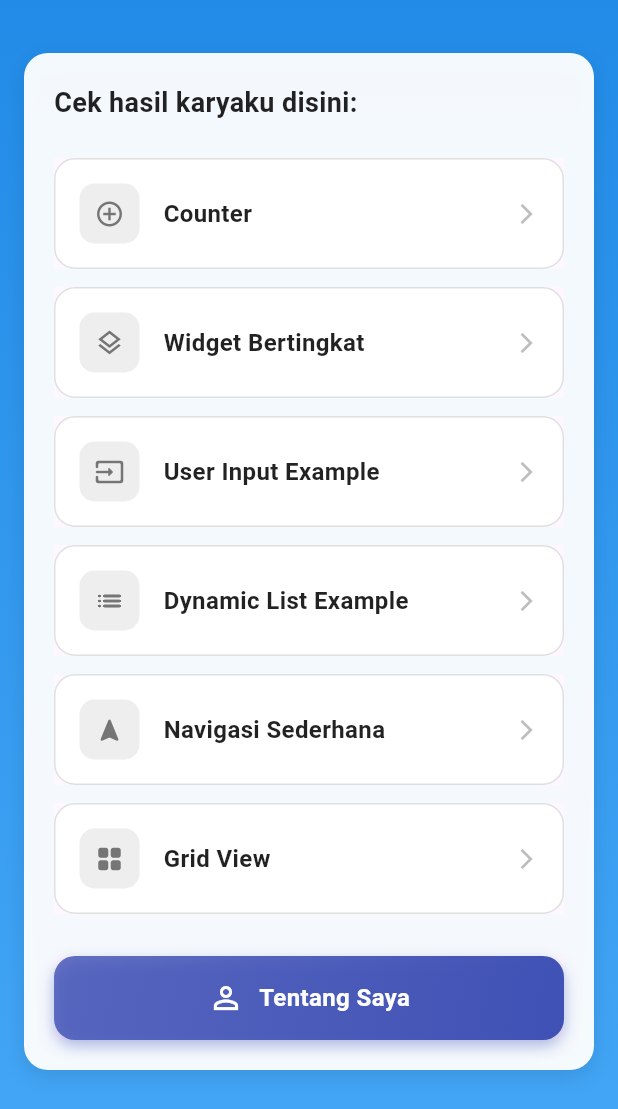
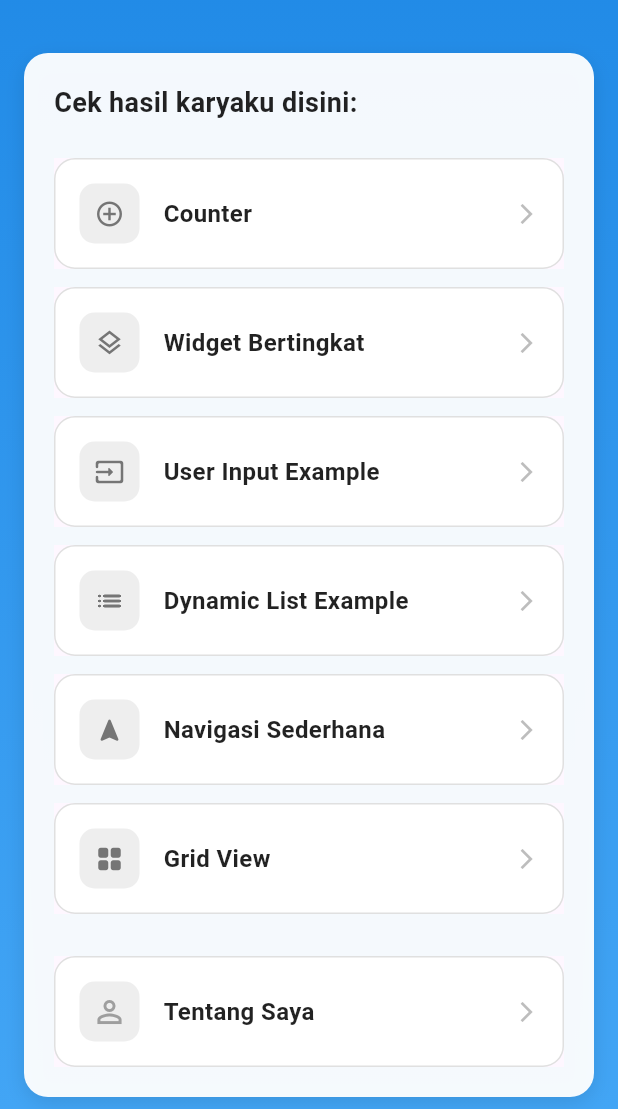
Before and after one commit to NabilahAsana/UTS-Praktikum-Pemrograman-Aplikasi-Bergerak, a Flutter app: the screen it shows after launch, on a phone screen of 412 x 824 dp, the part 127-1236 px from its top. Run offline on Flutter 3.47's test engine with Material 3 defaults, Android fonts, the phone set to English and light mode, and no system bars.

Commit message:
first commit

```diff
--- a/lib/main.dart
+++ b/lib/main.dart
@@ -37,6 +37,7 @@ class _DashboardPageState extends State<DashboardPage> {
     {'name': 'Navigasi Sederhana', 'clicked': false},
     {'name': 'Grid View', 'clicked': false},
   ];
+  bool _aboutClicked = false;
 
   void _navigateToProject(int index) {
     setState(() {
@@ -268,47 +269,85 @@ class _DashboardPageState extends State<DashboardPage> {
   }
 
   Widget _buildAboutButton(BuildContext context) {
+    final Color indigoColor = Colors.indigo;
+
     return Material(
       child: InkWell(
         onTap: () {
+          setState(() {
+            _aboutClicked = true;
+          });
           Navigator.push(
             context,
             MaterialPageRoute(builder: (context) => const AboutMePage()),
-          );
+          ).then((_) {
+            setState(() {
+              _aboutClicked = false;
+            });
+          });
         },
         borderRadius: BorderRadius.circular(14),
         child: Container(
           decoration: BoxDecoration(
-            gradient: LinearGradient(
+            gradient: _aboutClicked
+                ? LinearGradient(
                     colors: [
-                Colors.indigo.withAlpha((0.8 * 255).round()),
-                Colors.indigo,
+                      indigoColor.withAlpha((0.8 * 255).round()),
+                      indigoColor,
                     ],
                     begin: Alignment.topLeft,
                     end: Alignment.bottomRight,
-            ),
+                  )
+                : null,
+            color: _aboutClicked ? null : Colors.white,
             borderRadius: BorderRadius.circular(14),
-            boxShadow: [
+            border: _aboutClicked
+                ? null
+                : Border.all(color: Colors.grey.shade300, width: 1),
+            boxShadow: _aboutClicked
+                ? [
                     BoxShadow(
-                color: Colors.indigo.withAlpha((0.4 * 255).round()),
+                      color: indigoColor.withAlpha((0.4 * 255).round()),
                       blurRadius: 8,
                       offset: const Offset(0, 4),
                     ),
-            ],
+                  ]
+                : null,
           ),
           padding: const EdgeInsets.symmetric(vertical: 16, horizontal: 16),
           child: Row(
-            mainAxisAlignment: MainAxisAlignment.center,
             children: [
-              Icon(Icons.person_outline, color: Colors.white),
-              const SizedBox(width: 10),
-              const Text(
+              Container(
+                width: 40,
+                height: 40,
+                decoration: BoxDecoration(
+                  color: _aboutClicked
+                      ? Colors.white.withAlpha((0.3 * 255).round())
+                      : Colors.grey.shade200,
+                  borderRadius: BorderRadius.circular(10),
+                ),
+                child: Icon(
+                  Icons.person_outline,
+                  color: _aboutClicked ? Colors.white : Colors.grey,
+                ),
+              ),
+              const SizedBox(width: 16),
+              Expanded(
+                child: Text(
                   'Tentang Saya',
                   style: TextStyle(
-                  color: Colors.white,
+                    color: _aboutClicked ? Colors.white : Colors.black87,
                     fontSize: 16,
                     fontWeight: FontWeight.w600,
                   ),
+                ),
+              ),
+              Icon(
+                Icons.arrow_forward_ios,
+                color: _aboutClicked
+                    ? Colors.white.withAlpha((0.7 * 255).round())
+                    : Colors.grey.shade400,
+                size: 16,
               ),
             ],
           ),
```
Lines whose indentation alone changed are shown as unchanged.
